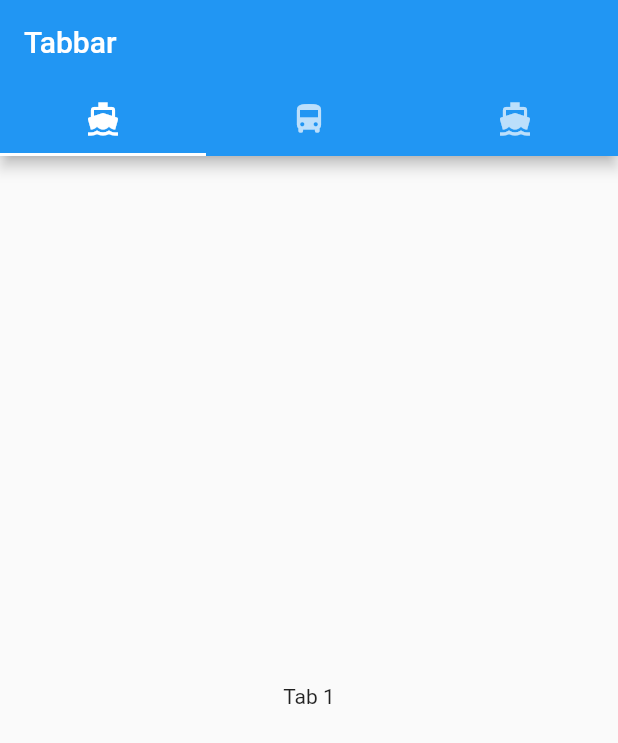
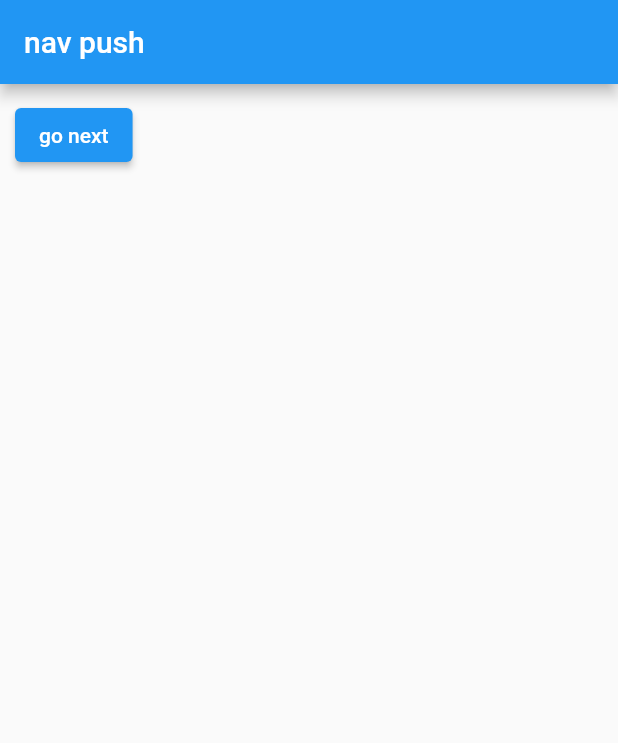
Before and after one commit to KingGeneral/fic4_flutter_widgets_challenges, a Flutter app: the screen it shows after launch, on a phone screen of 412 x 824 dp. Shown: the top 743 px of the screen. Run offline on Flutter 3.47's test engine with Material 2 defaults, Android fonts, the phone set to English and light mode, and no system bars.

Commit message:
nav + fix tabbar

```diff
--- a/lib/main.dart
+++ b/lib/main.dart
@@ -1,3 +1,4 @@
+import 'package:fic4_flutter_widgets_challenges/tugas/navigation/navigation_push.dart';
 import 'package:fic4_flutter_widgets_challenges/tugas/navigation/sliver_widget.dart';
 import 'package:fic4_flutter_widgets_challenges/tugas/navigation/tabbar_widget.dart';
 import 'package:flutter/material.dart';
@@ -20,7 +21,8 @@ class MyApp extends StatelessWidget {
       ),
       // home: const MyHomePage(title: 'Flutter Demo Home Page'),
       // home: SliverWidget(),
-      home: TabbarWidget(),
+      // home: TabbarWidget(),
+      home: NavigationPush(),
     );
   }
 }
--- /dev/null
+++ b/lib/tugas/navigation/navigation_push.dart
@@ -0,0 +1,34 @@
+import 'package:fic4_flutter_widgets_challenges/tugas/navigation/navigation_pop.dart';
+import 'package:flutter/material.dart';
+
+class NavigationPush extends StatelessWidget {
+  const NavigationPush({super.key});
+
+  @override
+  Widget build(BuildContext context) {
+    return Scaffold(
+      appBar: AppBar(
+        title: Text("nav push"),
+      ),
+      body: Container(
+        padding: EdgeInsets.all(10.0),
+        child: Column(
+          children: [
+            ElevatedButton(
+              onPressed: () {
+                Navigator.of(context).push(
+                  MaterialPageRoute(
+                    builder: (context) {
+                      return NavigationPop();
+                    },
+                  ),
+                );
+              },
+              child: Text('go next'),
+            ),
+          ],
+        ),
+      ),
+    );
+  }
+}
```
Also changed, not shown: lib/tugas/navigation/navigation_pop.dart (added, +29 -0 lines), lib/tugas/navigation/tabbar_widget.dart (+4 -4 lines).
